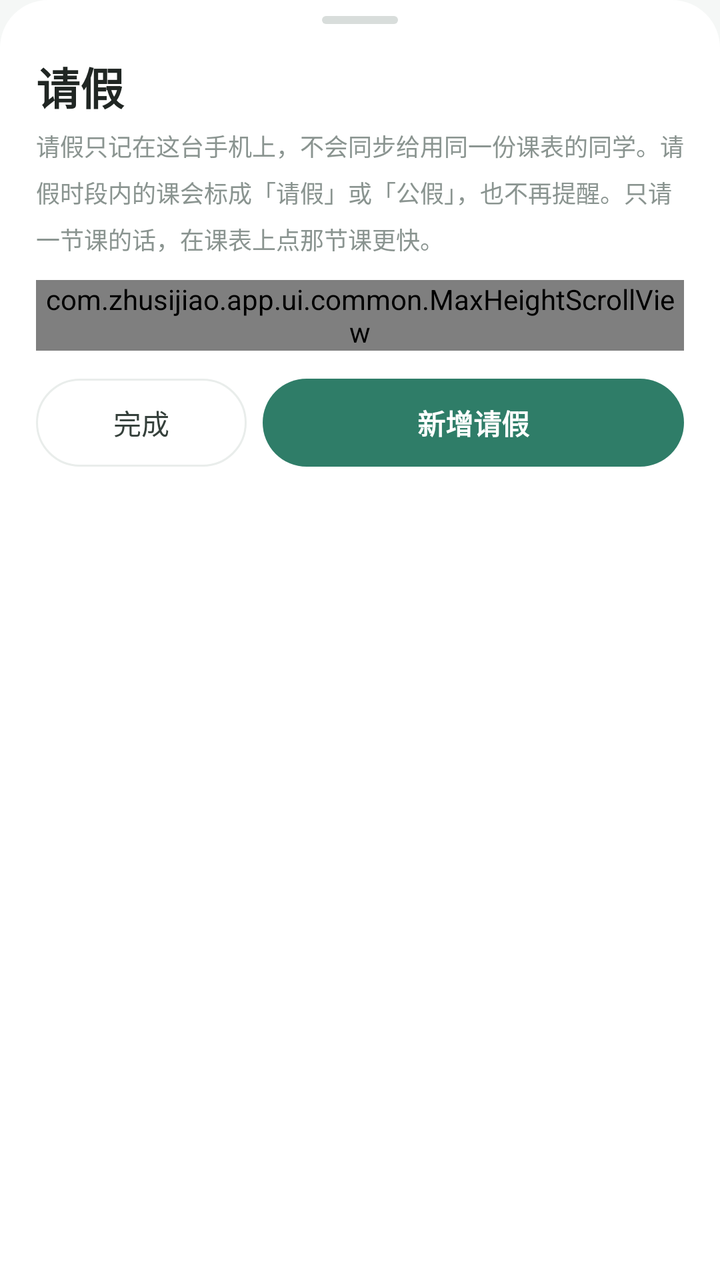
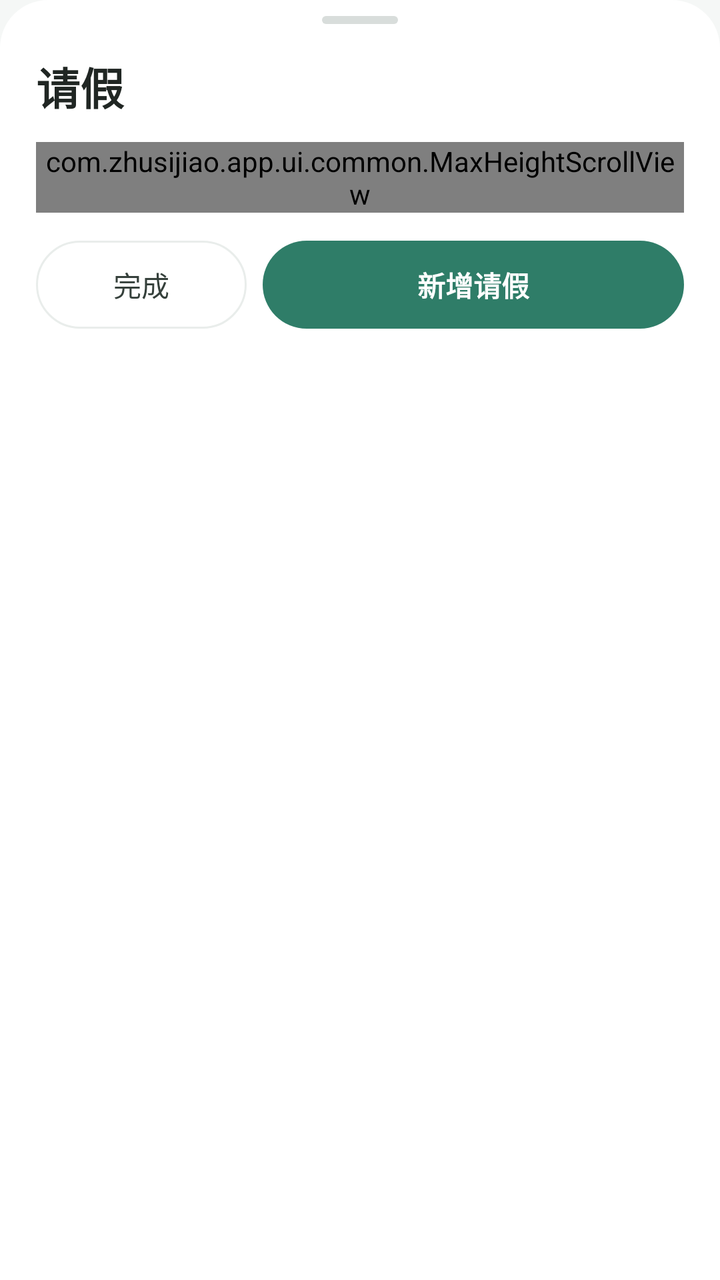

Screens rendered from an Android XML layout before and after an edit, with the pre-edit source and the edit as a unified diff.
<!-- AndroidManifest.xml: application theme Theme.Zhusijiao -->
<!-- res/layout/dialog_leave_list.xml -->
<?xml version="1.0" encoding="utf-8"?>
<LinearLayout xmlns:android="http://schemas.android.com/apk/res/android"
    android:layout_width="match_parent"
    android:layout_height="wrap_content"
    android:background="@drawable/bg_sheet"
    android:orientation="vertical"
    android:paddingStart="18dp"
    android:paddingTop="8dp"
    android:paddingEnd="18dp"
    android:paddingBottom="14dp">

    <View
        android:layout_width="38dp"
        android:layout_height="4dp"
        android:layout_gravity="center_horizontal"
        android:layout_marginBottom="15dp"
        android:background="@drawable/bg_sheet_handle" />

    <TextView
        android:layout_width="match_parent"
        android:layout_height="wrap_content"
        android:includeFontPadding="false"
        android:text="@string/leave_title"
        android:textColor="@color/heading_ink"
        android:textSize="@dimen/text_display"
        android:textStyle="bold" />

    <TextView
        android:layout_width="match_parent"
        android:layout_height="wrap_content"
        android:layout_marginTop="5dp"
        android:lineSpacingMultiplier="1.35"
        android:text="@string/leave_list_desc"
        android:textColor="@color/sub_8a"
        android:textSize="@dimen/text_hint" />

    <com.zhusijiao.app.ui.common.MaxHeightScrollView
        android:layout_width="match_parent"
        android:layout_height="wrap_content"
        android:layout_marginTop="12dp">

        <LinearLayout
            android:layout_width="match_parent"
            android:layout_height="wrap_content"
            android:orientation="vertical">

            <TextView
                android:id="@+id/leaveEmpty"
                android:layout_width="match_parent"
                android:layout_height="wrap_content"
                android:background="@drawable/bg_detail_cell"
                android:gravity="center"
                android:paddingTop="22dp"
                android:paddingBottom="22dp"
                android:text="@string/leave_list_empty"
                android:textColor="@color/sub_8a"
                android:textSize="@dimen/text_small"
                android:visibility="gone" />

            <LinearLayout
                android:id="@+id/leaveList"
                android:layout_width="match_parent"
                android:layout_height="wrap_content"
                android:orientation="vertical" />
        </LinearLayout>
    </com.zhusijiao.app.ui.common.MaxHeightScrollView>

    <LinearLayout
        android:layout_width="match_parent"
        android:layout_height="wrap_content"
        android:layout_marginTop="14dp"
        android:orientation="horizontal">

        <TextView
            android:id="@+id/leaveListClose"
            android:layout_width="0dp"
            android:layout_height="44dp"
            android:layout_marginEnd="8dp"
            android:layout_weight="1"
            android:background="@drawable/bg_ghost_button"
            android:clickable="true"
            android:focusable="true"
            android:gravity="center"
            android:text="@string/common_done"
            android:textColor="@color/action_ink"
            android:textSize="@dimen/text_body" />

        <TextView
            android:id="@+id/leaveAdd"
            style="@style/PrimaryButton"
            android:layout_width="0dp"
            android:layout_height="44dp"
            android:layout_weight="2"
            android:text="@string/leave_add"
            android:textSize="@dimen/text_body" />
    </LinearLayout>
</LinearLayout>
<!-- resources referenced by this layout -->
<resources>
  <color name="action_ink">#35403b</color>
  <color name="heading_ink">#202623</color>
  <color name="sub_8a">@color/text_tertiary</color>
  <dimen name="text_body">14sp</dimen>
  <dimen name="text_display">22sp</dimen>
  <dimen name="text_hint">12sp</dimen>
  <dimen name="text_small">13sp</dimen>
  <!-- drawable bg_detail_cell (drawable) -->
  <?xml version="1.0" encoding="utf-8"?>
  <shape xmlns:android="http://schemas.android.com/apk/res/android" android:shape="rectangle">
      <solid android:color="@color/background" />
      <corners android:radius="@dimen/radius_md" />
  </shape>
  <!-- drawable bg_ghost_button (drawable) -->
  <?xml version="1.0" encoding="utf-8"?>
  
  <selector xmlns:android="http://schemas.android.com/apk/res/android">
      <item android:state_pressed="true">
          <shape android:shape="rectangle">
              <solid android:color="@color/hover_bg" />
              <stroke android:width="1dp" android:color="@color/line" />
              <corners android:radius="@dimen/button_radius" />
          </shape>
      </item>
      <item>
          <shape android:shape="rectangle">
              <solid android:color="@color/surface" />
              <stroke android:width="1dp" android:color="@color/line" />
              <corners android:radius="@dimen/button_radius" />
          </shape>
      </item>
  </selector>
  <!-- drawable bg_sheet (drawable) -->
  <?xml version="1.0" encoding="utf-8"?>
  
  <shape xmlns:android="http://schemas.android.com/apk/res/android" android:shape="rectangle">
      <solid android:color="@color/surface" />
      <corners android:topLeftRadius="@dimen/radius_xl" android:topRightRadius="@dimen/radius_xl" />
  </shape>
  <!-- drawable bg_sheet_handle (drawable) -->
  <?xml version="1.0" encoding="utf-8"?>
  
  <shape xmlns:android="http://schemas.android.com/apk/res/android" android:shape="rectangle">
      <solid android:color="@color/sheet_handle" />
      <corners android:radius="4dp" />
  </shape>
  <string name="common_done">完成</string>
  <string name="leave_add">新增请假</string>
  <string name="leave_list_desc">请假只记在这台手机上，不会同步给用同一份课表的同学。请假时段内的课会标成「请假」或「公假」，也不再提醒。只请一节课的话，在课表上点那节课更快。</string>
  <string name="leave_list_empty">还没有请假记录</string>
  <string name="leave_title">请假</string>
  <color name="text_tertiary">#8a9490</color>
  <color name="background">#f5f7f6</color>
  <dimen name="radius_md">12dp</dimen>
  <color name="hover_bg">#f2f5f4</color>
  <color name="line">#e9edeb</color>
  <dimen name="button_radius">@dimen/radius_pill</dimen>
  <color name="surface">#ffffff</color>
  <dimen name="radius_xl">24dp</dimen>
  <color name="sheet_handle">#d8dddb</color>
  <dimen name="button_min_height">44dp</dimen>
  <dimen name="text_button">@dimen/text_subtitle</dimen>
  <color name="accent">#2f7d68</color>
  <color name="ink">#202725</color>
  <color name="muted">#7d8783</color>
  <style name="Theme.Zhusijiao.Dialog" parent="Theme.AppCompat.Light.Dialog.Alert">
          <item name="colorAccent">@color/accent</item>
          <item name="android:textColorPrimary">@color/ink</item>
          <item name="buttonBarPositiveButtonStyle">@style/DialogButton</item>
          <item name="buttonBarNegativeButtonStyle">@style/DialogButton</item>
          <item name="buttonBarNeutralButtonStyle">@style/DialogButton</item>
      </style>
  <dimen name="radius_pill">100dp</dimen>
  <color name="accent_strong">#287760</color>
  <dimen name="text_subtitle">16sp</dimen>
  <style name="DialogButton" parent="Widget.AppCompat.Button.ButtonBar.AlertDialog">
          <item name="android:textColor">@color/accent</item>
          <item name="android:textStyle">bold</item>
      </style>
  <!-- unchanged entries left out for length: 3 -->
</resources>

<!-- the commit's change to res/layout/dialog_leave_list.xml (unified diff, before → after) -->
@@ -24,15 +24,6 @@
         android:textColor="@color/heading_ink"
         android:textSize="@dimen/text_display"
         android:textStyle="bold" />
-
-    <TextView
-        android:layout_width="match_parent"
-        android:layout_height="wrap_content"
-        android:layout_marginTop="5dp"
-        android:lineSpacingMultiplier="1.35"
-        android:text="@string/leave_list_desc"
-        android:textColor="@color/sub_8a"
-        android:textSize="@dimen/text_hint" />
 
     <com.zhusijiao.app.ui.common.MaxHeightScrollView
         android:layout_width="match_parent"
<!-- resource entries referenced after the edit -->
@@ -5,7 +5,6 @@
   <color name="sub_8a">@color/text_tertiary</color>
   <dimen name="text_body">14sp</dimen>
   <dimen name="text_display">22sp</dimen>
-  <dimen name="text_hint">12sp</dimen>
   <dimen name="text_small">13sp</dimen>
   <!-- drawable bg_detail_cell (drawable) -->
   <?xml version="1.0" encoding="utf-8"?>
@@ -48,7 +47,6 @@
   </shape>
   <string name="common_done">完成</string>
   <string name="leave_add">新增请假</string>
-  <string name="leave_list_desc">请假只记在这台手机上，不会同步给用同一份课表的同学。请假时段内的课会标成「请假」或「公假」，也不再提醒。只请一节课的话，在课表上点那节课更快。</string>
   <string name="leave_list_empty">还没有请假记录</string>
   <string name="leave_title">请假</string>
   <color name="text_tertiary">#8a9490</color>
